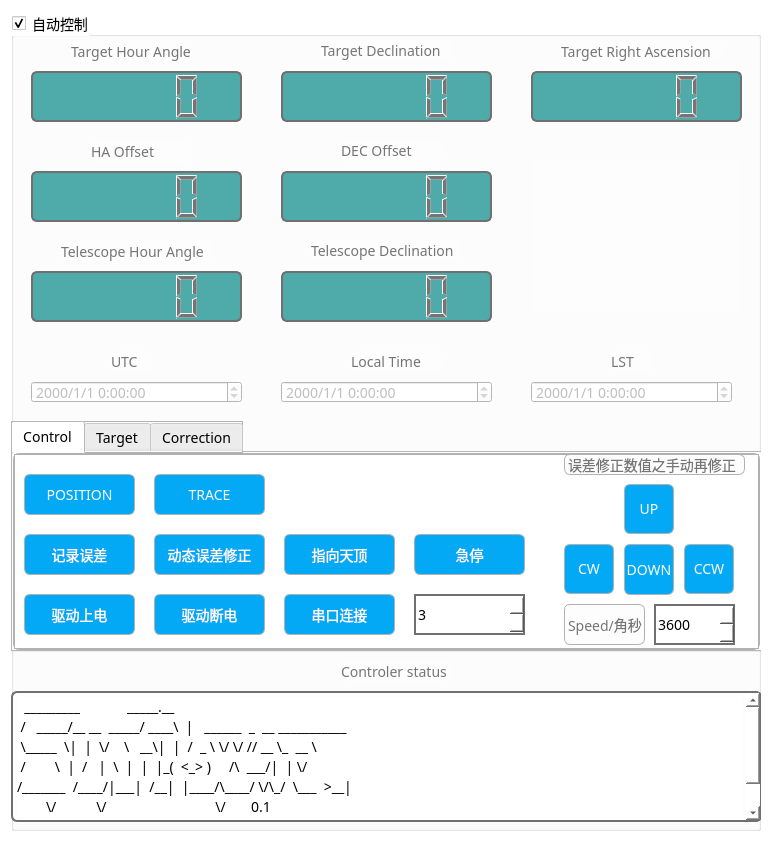
First picture: the form in sunflower/internal/view/window_ui.ui, repository white3/SunflowerGUI, before the edit.
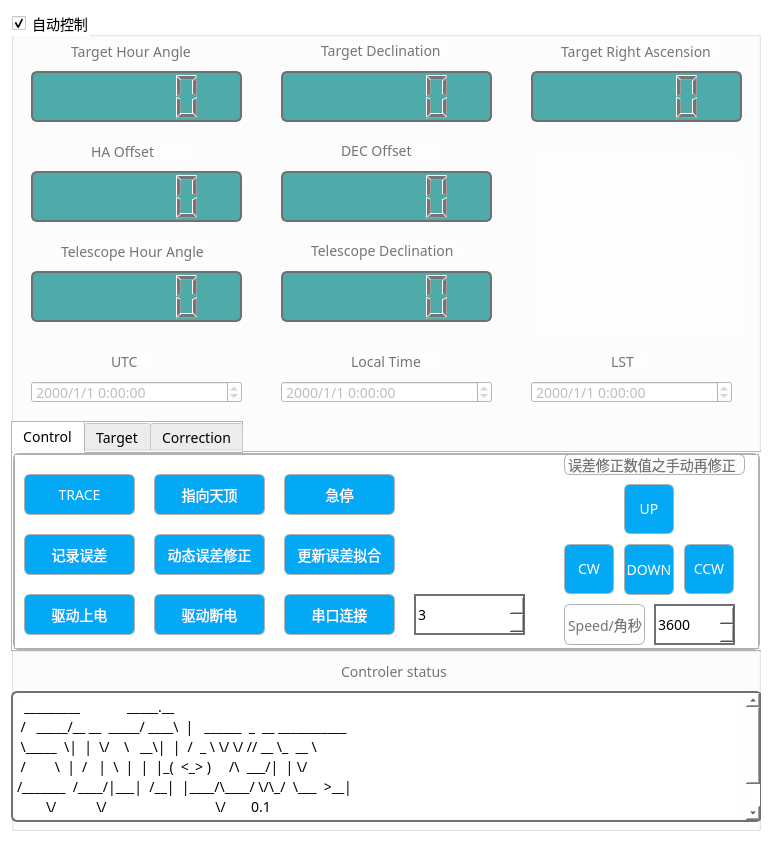
Second picture: the form after the edit.

Commit message: convert structure and test in telescope, next goal is collection of pointing data and correction

```diff
--- a/sunflower/internal/view/window_ui.ui
+++ b/sunflower/internal/view/window_ui.ui
@@ -228,8 +228,8 @@
        <widget class="QPushButton" name="resetButton">
         <property name="geometry">
          <rect>
-          <x>270</x>
-          <y>80</y>
+          <x>140</x>
+          <y>20</y>
           <width>111</width>
           <height>41</height>
          </rect>
@@ -241,7 +241,7 @@
        <widget class="QPushButton" name="traceButton">
         <property name="geometry">
          <rect>
-          <x>140</x>
+          <x>10</x>
           <y>20</y>
           <width>111</width>
           <height>41</height>
@@ -250,25 +250,15 @@
         <property name="text">
          <string>TRACE</string>
         </property>
-       </widget>
-       <widget class="QPushButton" name="positionButton">
-        <property name="geometry">
-         <rect>
-          <x>10</x>
-          <y>20</y>
-          <width>111</width>
-          <height>41</height>
-         </rect>
-        </property>
-        <property name="text">
-         <string>POSITION</string>
+        <property name="shortcut">
+         <string>U</string>
         </property>
        </widget>
        <widget class="QPushButton" name="stopButton">
         <property name="geometry">
          <rect>
-          <x>400</x>
-          <y>80</y>
+          <x>270</x>
+          <y>20</y>
           <width>111</width>
           <height>41</height>
          </rect>
@@ -470,6 +460,22 @@
          <string>S</string>
         </property>
        </widget>
+       <widget class="QPushButton" name="updateCorrectionButton">
+        <property name="geometry">
+         <rect>
+          <x>270</x>
+          <y>80</y>
+          <width>111</width>
+          <height>41</height>
+         </rect>
+        </property>
+        <property name="text">
+         <string>更新误差拟合</string>
+        </property>
+        <property name="shortcut">
+         <string>L</string>
+        </property>
+       </widget>
       </widget>
       <widget class="QWidget" name="starmapModuleTabWidget">
        <attribute name="title">
@@ -862,15 +868,18 @@
        <bool>false</bool>
       </property>
      </widget>
-     <widget class="QGraphicsView" name="graphicsView">
+     <widget class="QLabel" name="graphicsView">
       <property name="geometry">
        <rect>
         <x>520</x>
-        <y>150</y>
+        <y>140</y>
         <width>211</width>
-        <height>151</height>
+        <height>190</height>
        </rect>
       </property>
+      <property name="text">
+       <string/>
+      </property>
      </widget>
     </widget>
    </item>
```
Left out of the diff: 12 changed lines with no effect on the pictures. The commit also changes 65 other files.
